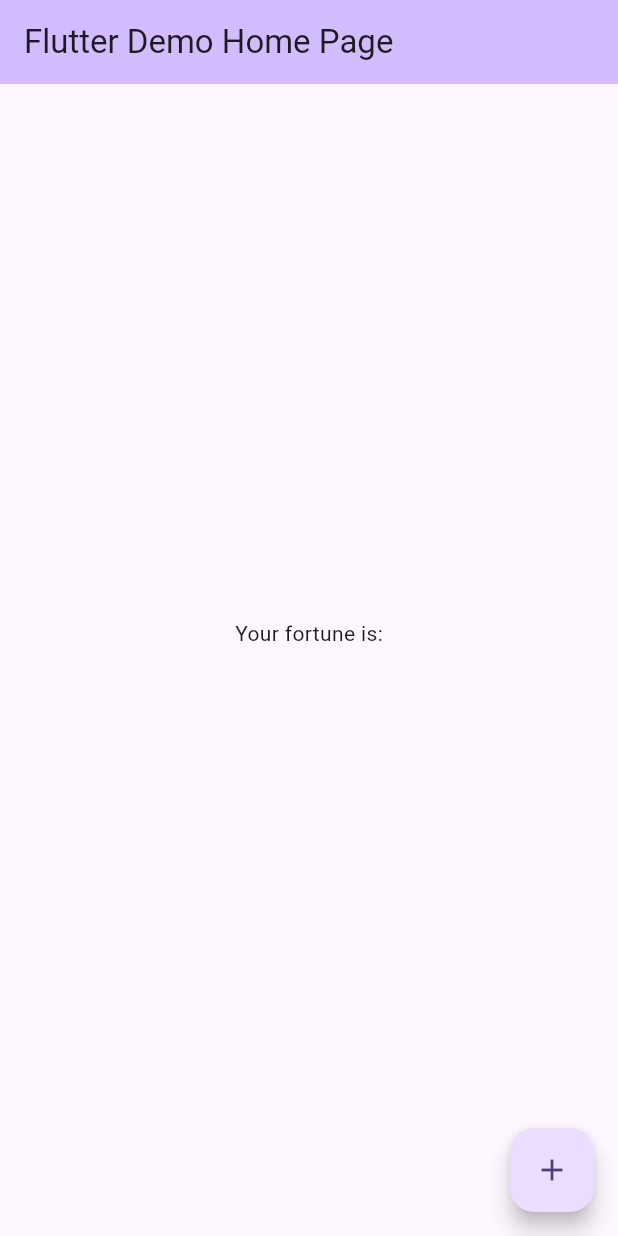
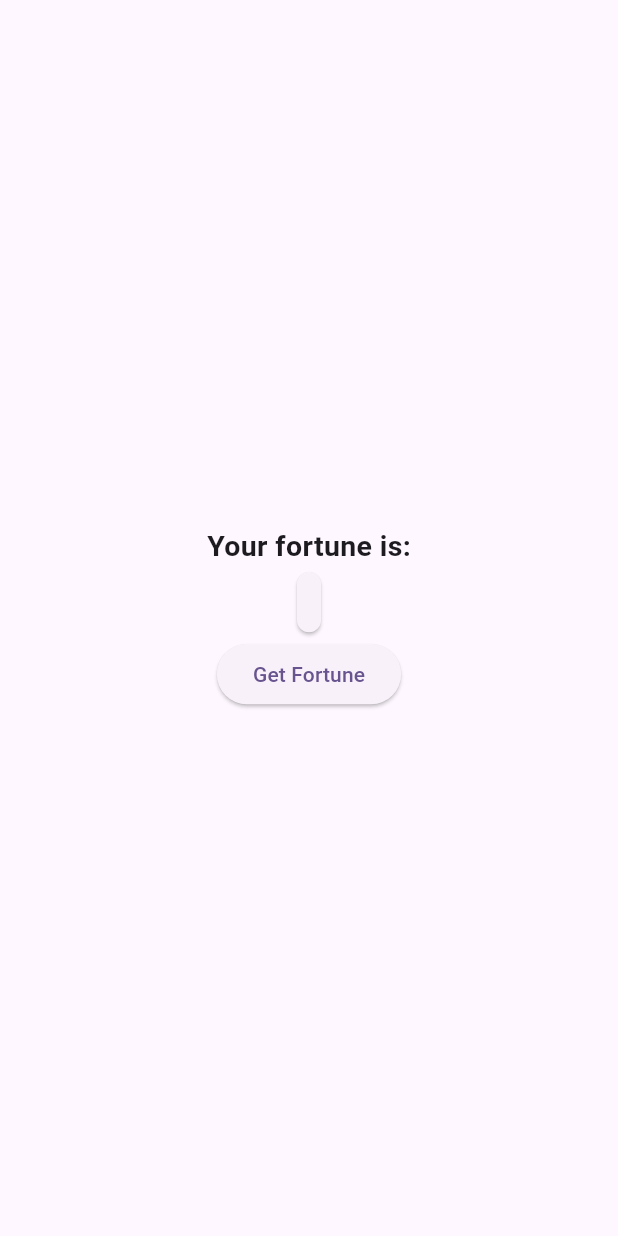
Before and after one commit to L-nsamba/getting-started-with-flutter-and-dart, a Flutter app: the screen it shows after launch, on a phone screen of 412 x 824 dp. Run offline on Flutter 3.47's test engine with Material 3 defaults, Android fonts, the phone set to English and light mode, and no system bars.

Commit message:
cards and widgets

```diff
--- a/fortune_cookie/lib/main.dart
+++ b/fortune_cookie/lib/main.dart
@@ -29,7 +29,6 @@ class MyHomePage extends StatefulWidget {
 }
 
 class _MyHomePageState extends State<MyHomePage> {
-  int _counter = 0;
   String _currentFortune = "";
 
   final _fortuneList = [
@@ -44,42 +43,47 @@ class _MyHomePageState extends State<MyHomePage> {
     var random = Random();
     int fortune = random.nextInt(_fortuneList.length);
     setState(() {
-        _currentFortune = _fortuneList[fortune];
+      _currentFortune = _fortuneList[fortune];
     });
 
     print(_currentFortune);
   }
 
-  void _incrementCounter() {
-    setState(() {
-      _counter++;
-    });
-  }
-
   @override
   Widget build(BuildContext context) {
     return Scaffold(
-      appBar: AppBar(
-        backgroundColor: Theme.of(context).colorScheme.inversePrimary,
-        title: const Text("Flutter Demo Home Page"),
-      ),
+      // appBar: AppBar(
+      //   backgroundColor: Theme.of(context).colorScheme.inversePrimary,
+      //   title: const Text("Flutter Demo Home Page"),
+      // ),
       body: Center(
         child: Column(
           mainAxisAlignment: MainAxisAlignment.center,
           children: <Widget>[
-            Text("Your fortune is:"),
             Text(
-              '${_currentFortune}',
-              style: Theme.of(context).textTheme.headlineMedium,
+              "Your fortune is:",
+              style: TextStyle(
+                fontSize: 19,
+                fontWeight: FontWeight.bold,
+              )),
+            Card(
+              child: Padding(
+                padding: const EdgeInsets.all(8.0),
+                child: Text(
+                  _currentFortune,
+                  style: Theme.of(context).textTheme.titleMedium,
+                ),
+              ),
             ),
+            ElevatedButton(onPressed: _randomFortune, child: Text('Get Fortune'))
           ],
         ),
       ),
-      floatingActionButton: FloatingActionButton(
-        onPressed: _randomFortune,
-        tooltip: 'Increment',
-        child: const Icon(Icons.add),
-      ),
+      // floatingActionButton: FloatingActionButton(
+      //   onPressed: _randomFortune,
+      //   tooltip: 'Increment',
+      //   child: const Icon(Icons.add),
+      // ),
     );
   }
 }
```
